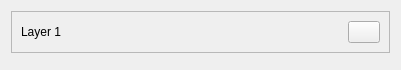
This is src/airunner/pyqt/layer.ui in Capsize-Games/airunner as Qt 5 draws it before an edit. The edited form follows.
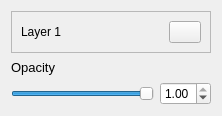
This is the edited form. Icons and pictures are not drawn.

Commit message: more brushes improvements and removes line opacity setting

What changed in the file:
```diff
--- a/src/airunner/pyqt/layer.ui
+++ b/src/airunner/pyqt/layer.ui
@@ -6,15 +6,17 @@
    <rect>
     <x>0</x>
     <y>0</y>
-    <width>401</width>
-    <height>70</height>
+    <width>220</width>
+    <height>116</height>
    </rect>
   </property>
   <property name="windowTitle">
    <string>Form</string>
   </property>
-  <layout class="QFormLayout" name="formLayout">
-   <item row="0" column="0" colspan="2">
+  <layout class="QGridLayout" name="gridLayout_2">
+   <item row="0" column="0">
+    <layout class="QGridLayout" name="gridLayout">
+     <item row="0" column="0">
     <widget class="QFrame" name="frame">
      <property name="sizePolicy">
       <sizepolicy hsizetype="MinimumExpanding" vsizetype="Maximum">
@@ -37,8 +39,8 @@
      <property name="frameShadow">
       <enum>QFrame::Raised</enum>
      </property>
-     <layout class="QGridLayout" name="gridLayout">
-      <item row="0" column="0">
+       <layout class="QHBoxLayout" name="horizontalLayout_3">
+        <item>
        <widget class="QLabel" name="layer_name">
         <property name="styleSheet">
          <string notr="true">border-color: rgba(0, 0, 0, 0);</string>
@@ -48,7 +50,7 @@
         </property>
        </widget>
       </item>
-      <item row="0" column="2">
+        <item>
        <widget class="QPushButton" name="visible_button">
         <property name="maximumSize">
          <size>
@@ -72,6 +74,50 @@
       </item>
      </layout>
     </widget>
+     </item>
+     <item row="2" column="0">
+      <layout class="QHBoxLayout" name="horizontalLayout_2">
+       <item>
+        <widget class="QSlider" name="opacity_slider">
+         <property name="maximum">
+          <number>100</number>
+         </property>
+         <property name="value">
+          <number>100</number>
+         </property>
+         <property name="orientation">
+          <enum>Qt::Horizontal</enum>
+         </property>
+        </widget>
+       </item>
+       <item>
+        <widget class="QDoubleSpinBox" name="opacity_spinbox">
+         <property name="maximum">
+          <double>1.000000000000000</double>
+         </property>
+         <property name="singleStep">
+          <double>0.010000000000000</double>
+         </property>
+         <property name="value">
+          <double>1.000000000000000</double>
+         </property>
+        </widget>
+       </item>
+      </layout>
+     </item>
+     <item row="1" column="0">
+      <widget class="QLabel" name="label">
+       <property name="font">
+        <font>
+         <pointsize>10</pointsize>
+        </font>
+       </property>
+       <property name="text">
+        <string>Opacity</string>
+       </property>
+      </widget>
+     </item>
+    </layout>
    </item>
   </layout>
  </widget>
```
Lines whose indentation alone changed are shown as unchanged. The commit also changes 7 other files.
